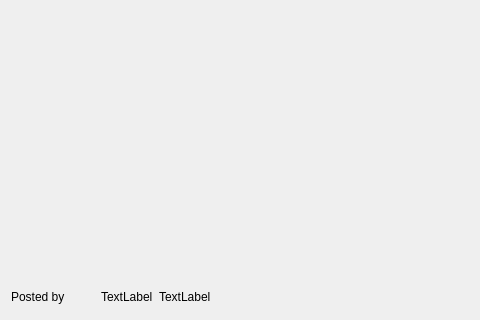
Qt form retroshare-gui/src/gui/Posted/PhotoView.ui (RetroShare/RetroShare) before a commit; both pictures show x 0 to 480 and y 144 to 464 of the 565 by 464 pixel window.
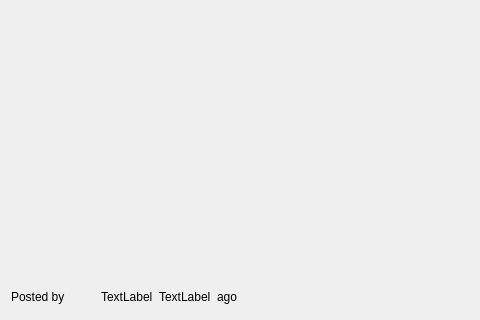
The same form after that commit. Icons and pictures are not drawn. Custom widgets are drawn as their Qt base class.

Commit message: get the share button usable for copy the rs link

```diff
--- a/retroshare-gui/src/gui/Posted/PhotoView.ui
+++ b/retroshare-gui/src/gui/Posted/PhotoView.ui
@@ -145,6 +145,19 @@
        </property>
       </widget>
      </item>
+     <item>
+      <widget class="QLabel" name="agoLabel">
+       <property name="font">
+        <font>
+         <family>MS Sans Serif</family>
+         <pointsize>9</pointsize>
+        </font>
+       </property>
+       <property name="text">
+        <string>ago</string>
+       </property>
+      </widget>
+     </item>
      <item>
       <spacer name="horizontalSpacer">
        <property name="orientation">
```
Left out of the diff: 3 changed lines with no effect on the pictures. The commit also changes 3 other files.
